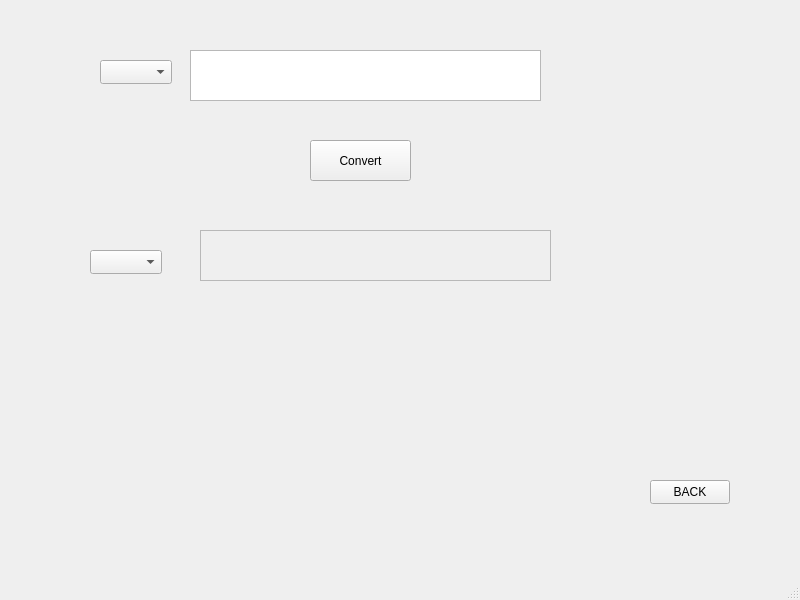
talha1230/Hello_World_Calculator, file currencyconvertermainwindow.ui: the form before one commit.
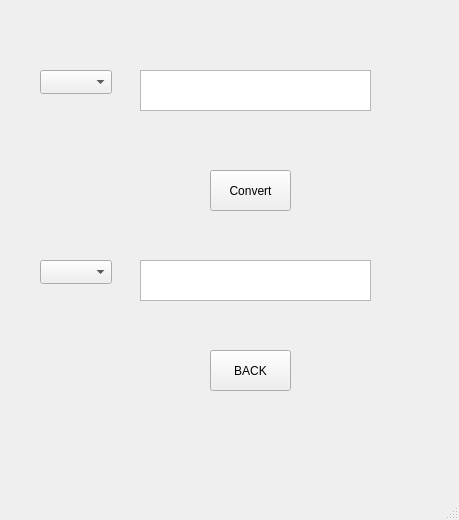
The form after the commit.

What changed in the file:
```diff
--- a/currencyconvertermainwindow.ui
+++ b/currencyconvertermainwindow.ui
@@ -6,8 +6,8 @@
    <rect>
     <x>0</x>
     <y>0</y>
-    <width>800</width>
-    <height>600</height>
+    <width>459</width>
+    <height>520</height>
    </rect>
   </property>
   <property name="windowTitle">
@@ -17,19 +17,19 @@
    <widget class="QTextEdit" name="uservalue">
     <property name="geometry">
      <rect>
-      <x>190</x>
-      <y>50</y>
-      <width>351</width>
-      <height>51</height>
+      <x>140</x>
+      <y>70</y>
+      <width>231</width>
+      <height>41</height>
      </rect>
     </property>
    </widget>
    <widget class="QPushButton" name="currencyButton">
     <property name="geometry">
      <rect>
-      <x>310</x>
-      <y>140</y>
-      <width>101</width>
+      <x>210</x>
+      <y>170</y>
+      <width>81</width>
       <height>41</height>
      </rect>
     </property>
@@ -38,17 +38,17 @@
     </property>
    </widget>
    <widget class="QTextEdit" name="useroutput">
-    <property name="enabled">
-     <bool>false</bool>
-    </property>
     <property name="geometry">
      <rect>
-      <x>200</x>
-      <y>230</y>
-      <width>351</width>
-      <height>51</height>
+      <x>140</x>
+      <y>260</y>
+      <width>231</width>
+      <height>41</height>
      </rect>
     </property>
+    <property name="readOnly">
+     <bool>true</bool>
+    </property>
     <property name="acceptRichText">
      <bool>true</bool>
     </property>
@@ -56,10 +56,10 @@
    <widget class="QPushButton" name="backbutton">
     <property name="geometry">
      <rect>
-      <x>650</x>
-      <y>480</y>
-      <width>80</width>
-      <height>24</height>
+      <x>210</x>
+      <y>350</y>
+      <width>81</width>
+      <height>41</height>
      </rect>
     </property>
     <property name="text">
@@ -69,8 +69,8 @@
    <widget class="QComboBox" name="currencyComboBox">
     <property name="geometry">
      <rect>
-      <x>100</x>
-      <y>60</y>
+      <x>40</x>
+      <y>70</y>
       <width>72</width>
       <height>24</height>
      </rect>
@@ -79,8 +79,8 @@
    <widget class="QComboBox" name="desiredCurrencyComboBox">
     <property name="geometry">
      <rect>
-      <x>90</x>
-      <y>250</y>
+      <x>40</x>
+      <y>260</y>
       <width>72</width>
       <height>24</height>
      </rect>
```
Left out of the diff: 6 changed lines with no effect on the pictures.
